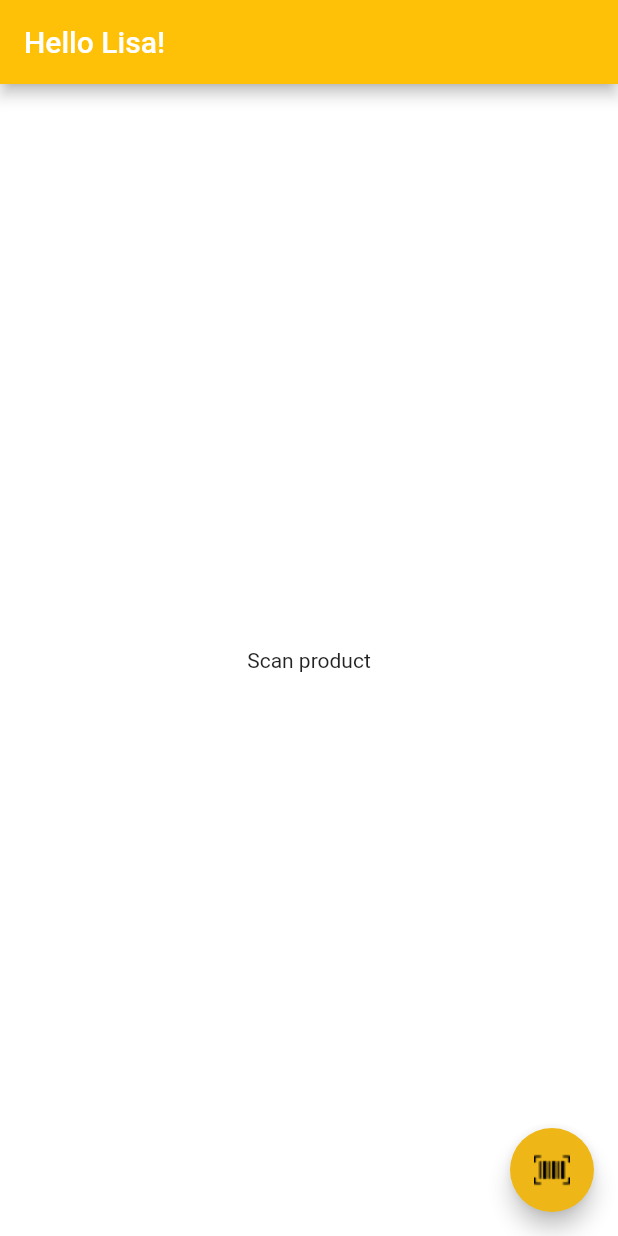
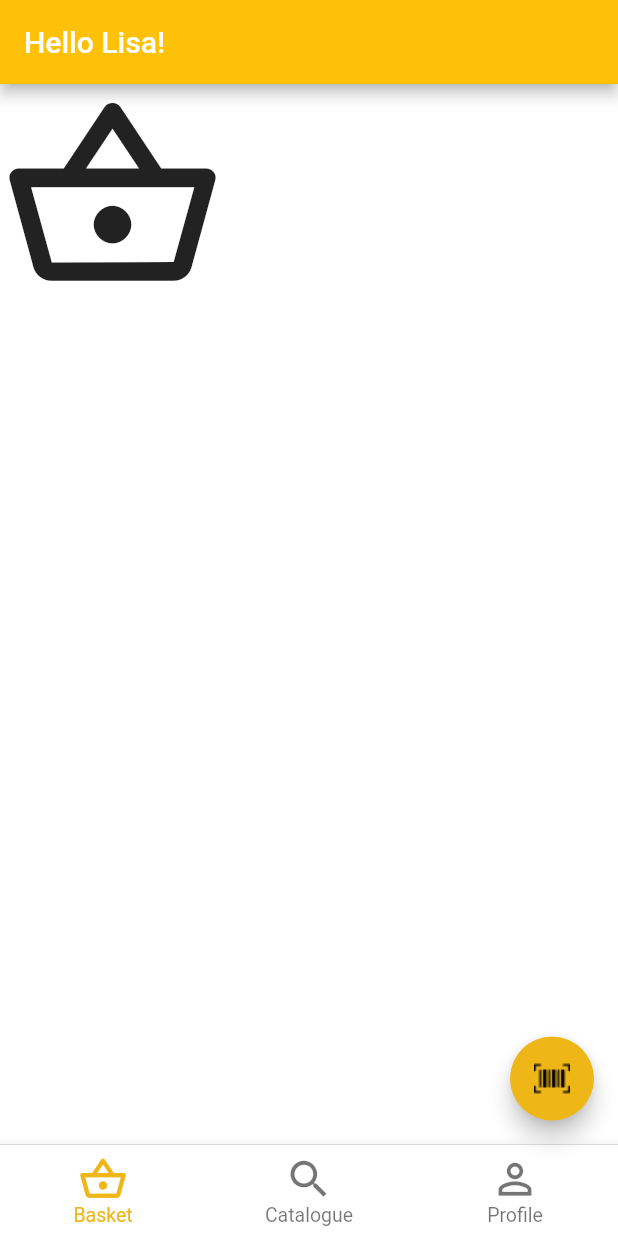
Before and after one commit to EditaAnomaly/S7-ASM-Jumbo-project, a Flutter app: the screen it shows after launch, on a phone screen of 412 x 824 dp. Run offline on Flutter 3.47's test engine with Material 2 defaults, Android fonts, the phone set to English and light mode, and no system bars; missing offline and left inert: flutter_barcode_scanner.

Commit message:
Add functional bottom navigation bar with test pages

```diff
--- a/lib/main.dart
+++ b/lib/main.dart
@@ -29,6 +29,29 @@ class _MainPageState extends State<MainPage> {
   final ProductService productService = ProductService();
   late Product product;
   late List<Allergen> warnings;
+  int _selectedBottomNavIndex = 0;
+
+  // Test pages
+  static const List<Widget> _pages = <Widget>[
+    Icon(
+      Icons.shopping_basket_outlined,
+      size: 150,
+    ),
+    Icon(
+      Icons.search_outlined,
+      size: 150,
+    ),
+    Icon(
+      Icons.person_outline,
+      size: 150,
+    ),
+  ];
+
+  void _onBottomNavTapped(int index) {
+    setState(() {
+      _selectedBottomNavIndex = index;
+    });
+  }
 
   _openBarcodeScanner() async {
     String barcodeScanRes = await FlutterBarcodeScanner.scanBarcode(
@@ -51,20 +74,51 @@ class _MainPageState extends State<MainPage> {
         title: const Text('Hello Lisa!'),
         backgroundColor: Colors.amber,
       ),
-      body: Center(
-        child: Column(
-          mainAxisAlignment: MainAxisAlignment.center,
-          children: const <Widget>[
-            Text('Scan product'),
-          ],
-        ),
+      body: IndexedStack(
+        // This method remembers the open page.
+        index: _selectedBottomNavIndex,
+        children: _pages,
       ),
+      // body: Center(
+      //   child: _pages.elementAt(_selectedBottomNavIndex),
+      // ),
       floatingActionButton: FloatingActionButton(
         onPressed: _openBarcodeScanner,
         backgroundColor: const Color(0xffEEB717),
         tooltip: 'Scan',
         child: const Image(
           image: AssetImage('images/barcode.png'),
+        ),
+      ),
+      bottomNavigationBar: Container(
+        decoration: const BoxDecoration(
+          color: Colors.white,
+          boxShadow: [
+            BoxShadow(color: Colors.black, offset: Offset(0, 0)),
+          ],
+        ),
+        child: BottomNavigationBar(
+          items: const <BottomNavigationBarItem>[
+            BottomNavigationBarItem(
+              icon: Icon(Icons.shopping_basket_outlined),
+              label: 'Basket',
+            ),
+            BottomNavigationBarItem(
+              icon: Icon(Icons.search_outlined),
+              label: 'Catalogue',
+            ),
+            BottomNavigationBarItem(
+              icon: Icon(Icons.person_outline),
+              label: 'Profile',
+            ),
+          ],
+          iconSize: 33,
+          unselectedFontSize: 13,
+          selectedFontSize: 13,
+          backgroundColor: Colors.white,
+          currentIndex: _selectedBottomNavIndex,
+          onTap: _onBottomNavTapped,
+          selectedItemColor: const Color(0xffEEB717),
         ),
       ),
     );
```
